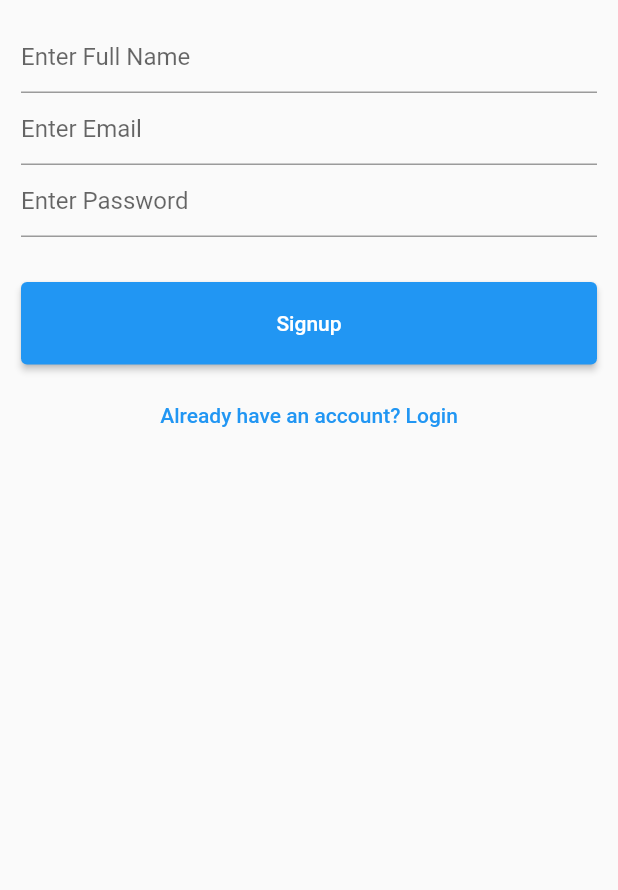
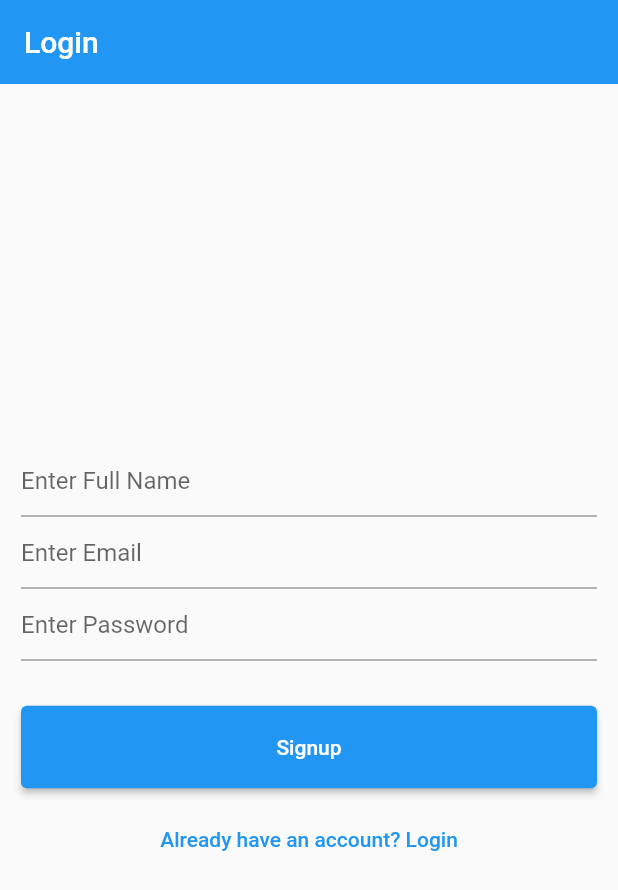
Before and after one commit to ashishmohapatra240/harv, a Flutter app: the screen it shows after launch, on a phone screen of 412 x 824 dp. Shown: the top 890 px of the screen. Run offline on Flutter 3.47's test engine with Material 2 defaults, Android fonts, the phone set to English and light mode, and no system bars; our stand-ins replace carousel_slider, cloud_firestore, dotted_border, file_picker, firebase_auth, firebase_core and 2 more; accounts and stored records are empty.

```diff
--- a/lib/main.dart
+++ b/lib/main.dart
@@ -5,11 +5,11 @@ import 'package:harv/screens/choose_volunteer.dart';
 import 'package:harv/screens/dashboard.dart';
 import 'package:harv/screens/home.dart';
 import 'package:harv/screens/plants.dart';
+import 'package:harv/screens/realtimedata.dart';
 import 'package:harv/screens/sign_in.dart';
 import 'package:harv/screens/volunteer_form.dart';
 
 import 'firebase_options.dart';
-
 
 void main() async {
   WidgetsFlutterBinding.ensureInitialized();
@@ -31,9 +31,9 @@ class MyApp extends StatelessWidget {
       stream: FirebaseAuth.instance.authStateChanges(),
       builder: (context, snapshot) {
         if (snapshot.hasData) {
-          return Dashboard();
+          return RealtimeData();
         } else {
-          return signIn();
+          return const LoginForm();
         }
       },
     ));
--- a/lib/router.dart
+++ b/lib/router.dart
@@ -8,6 +8,7 @@ Route<dynamic> generateRoute(RouteSettings routeSettings) {
         settings: routeSettings,
         builder: (_) => const VolunteerForm(),
       );
+
 
     default:
       return MaterialPageRoute(
--- a/lib/screens/sign_in.dart
+++ b/lib/screens/sign_in.dart
@@ -1,31 +1,29 @@
 import 'package:flutter/material.dart';
-import 'package:flutter/src/widgets/container.dart';
-import 'package:flutter/src/widgets/framework.dart';
 import 'package:harv/services/authfunctions.dart';
 
-class signIn extends StatefulWidget {
-  signIn({super.key});
+class LoginForm extends StatefulWidget {
+  const LoginForm({super.key});
 
   @override
-  State<signIn> createState() => _signInState();
+  State<LoginForm> createState() => _LoginFormState();
 }
 
-class _signInState extends State<signIn> {
+class _LoginFormState extends State<LoginForm> {
   final _formKey = GlobalKey<FormState>();
 
   String email = '';
-
   String password = '';
-
+  String fullname = '';
   bool login = false;
-
-    String fullname = '';
 
   @override
   Widget build(BuildContext context) {
     return Scaffold(
-        body: SingleChildScrollView(
-      child: Form(
+      appBar: AppBar(
+        elevation: 0,
+        title: Text('Login'),
+      ),
+      body: Form(
         key: _formKey,
         child: Container(
           padding: EdgeInsets.all(14),
@@ -127,6 +125,6 @@ class _signInState extends State<signIn> {
           ),
         ),
       ),
-    ));
+    );
   }
 }
--- a/pubspec.yaml
+++ b/pubspec.yaml
@@ -36,6 +36,7 @@ dependencies:
   file_picker: ^5.2.3
   firebase_auth: ^4.1.4
   firebase_core: ^2.3.0
+  firebase_database: ^10.0.6
   flutter:
     sdk: flutter
   percent_indicator: ^4.2.2
```
Also changed, not shown: lib/screens/home.dart (+10 -2 lines), lib/screens/plants.dart (+17 -5 lines), lib/screens/realtimedata.dart (added, +35 -0 lines), pubspec.lock, 2 other files.
